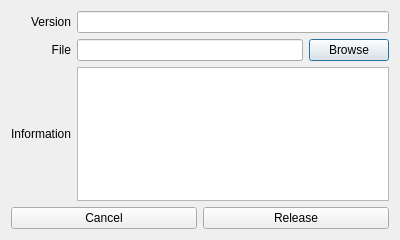
The window that releaseappdialog.ui (HuangHuafeng/repeat) describes before a commit, drawn with Qt 5.
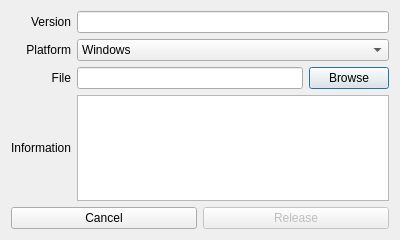
The same window after the commit.

Commit message: add upgrader, lots of work to do;add platform when releasing app

Diff of the .ui file:
```diff
--- a/releaseappdialog.ui
+++ b/releaseappdialog.ui
@@ -26,7 +26,24 @@
        </property>
       </widget>
      </item>
-     <item row="1" column="0">
+     <item row="3" column="1" colspan="2">
+      <widget class="QTextEdit" name="teInfo"/>
+     </item>
+     <item row="2" column="2">
+      <widget class="QPushButton" name="pbBrowse">
+       <property name="text">
+        <string>Browse</string>
+       </property>
+      </widget>
+     </item>
+     <item row="2" column="1">
+      <widget class="QLineEdit" name="leFile">
+       <property name="readOnly">
+        <bool>true</bool>
+       </property>
+      </widget>
+     </item>
+     <item row="2" column="0">
       <widget class="QLabel" name="label_3">
        <property name="text">
         <string>File</string>
@@ -36,7 +53,7 @@
        </property>
       </widget>
      </item>
-     <item row="2" column="0">
+     <item row="3" column="0">
       <widget class="QLabel" name="label_2">
        <property name="text">
         <string>Information</string>
@@ -46,25 +63,37 @@
        </property>
       </widget>
      </item>
-     <item row="1" column="1">
-      <widget class="QLineEdit" name="leFile">
-       <property name="readOnly">
-        <bool>true</bool>
-       </property>
-      </widget>
-     </item>
-     <item row="1" column="2">
-      <widget class="QPushButton" name="pbBrowse">
-       <property name="text">
-        <string>Browse</string>
-       </property>
-      </widget>
-     </item>
      <item row="0" column="1" colspan="2">
       <widget class="QLineEdit" name="leVersion"/>
      </item>
-     <item row="2" column="1" colspan="2">
-      <widget class="QTextEdit" name="teInfo"/>
+     <item row="1" column="0">
+      <widget class="QLabel" name="label_4">
+       <property name="text">
+        <string>Platform</string>
+       </property>
+       <property name="alignment">
+        <set>Qt::AlignRight|Qt::AlignTrailing|Qt::AlignVCenter</set>
+       </property>
+      </widget>
+     </item>
+     <item row="1" column="1" colspan="2">
+      <widget class="QComboBox" name="comboBox">
+       <item>
+        <property name="text">
+         <string>Windows</string>
+        </property>
+       </item>
+       <item>
+        <property name="text">
+         <string>MacOS</string>
+        </property>
+       </item>
+       <item>
+        <property name="text">
+         <string>Linux</string>
+        </property>
+       </item>
+      </widget>
      </item>
     </layout>
    </item>
@@ -79,6 +108,9 @@
      </item>
      <item>
       <widget class="QPushButton" name="pbRelease">
+       <property name="enabled">
+        <bool>false</bool>
+       </property>
        <property name="text">
         <string>Release</string>
        </property>
```
The commit also changes 30 other files.
